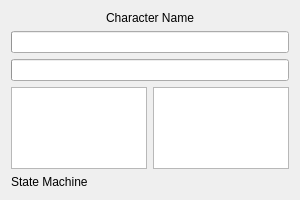
Above: rl_ui/characterDetailDialog.ui from SandSnip3r/Hyperbot before the change. Below: the same form after it.
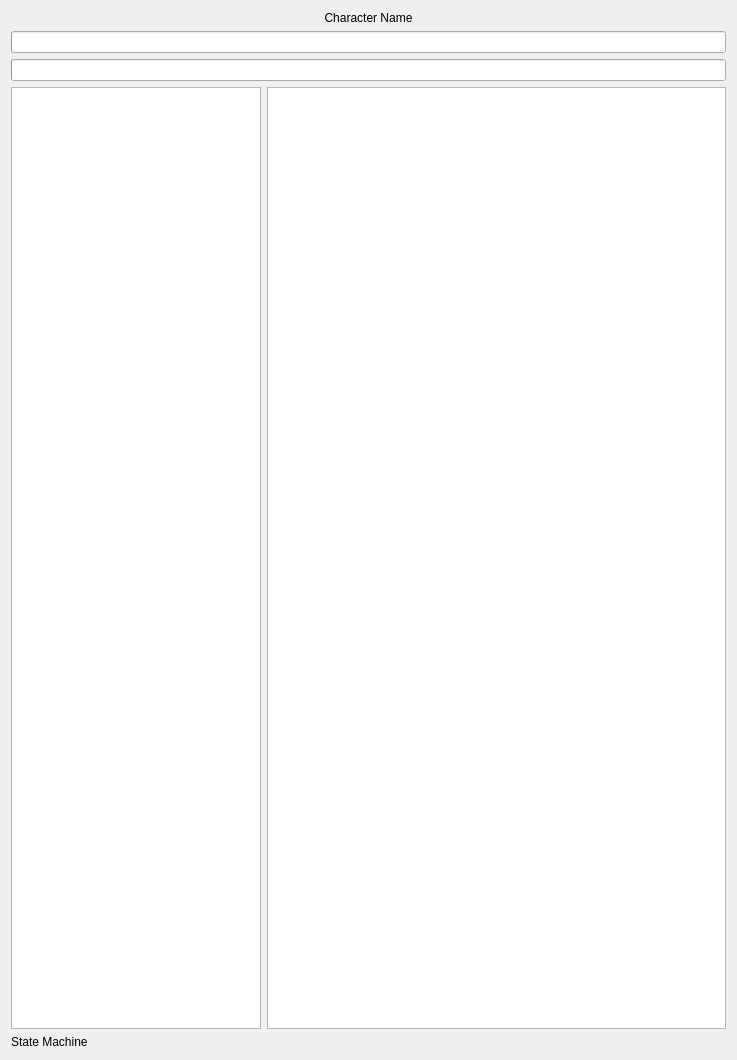
That is the form after the change.

Commit message: Adjust sizes.

Patch:
```diff
--- a/rl_ui/characterDetailDialog.ui
+++ b/rl_ui/characterDetailDialog.ui
@@ -6,19 +6,19 @@
    <rect>
     <x>0</x>
     <y>0</y>
-    <width>300</width>
-    <height>200</height>
+    <width>737</width>
+    <height>1060</height>
    </rect>
   </property>
   <layout class="QVBoxLayout" name="verticalLayout">
    <item>
     <widget class="QLabel" name="nameLabel">
-     <property name="alignment">
-      <set>Qt::AlignmentFlag::AlignHCenter|Qt::AlignmentFlag::AlignVCenter</set>
-     </property>
      <property name="text">
       <string>Character Name</string>
      </property>
+     <property name="alignment">
+      <set>Qt::AlignmentFlag::AlignCenter</set>
+     </property>
     </widget>
    </item>
    <item>
@@ -39,6 +39,12 @@
       <layout class="QHBoxLayout" name="cooldownQValuesLayout">
        <item>
         <widget class="QListWidget" name="skillCooldownList">
+       <property name="maximumSize">
+        <size>
+         <width>250</width>
+         <height>16777215</height>
+        </size>
+       </property>
          <property name="iconSize">
           <size>
            <width>24</width>
```
Lines whose indentation alone changed are shown as unchanged. The commit also changes 1 other file.
